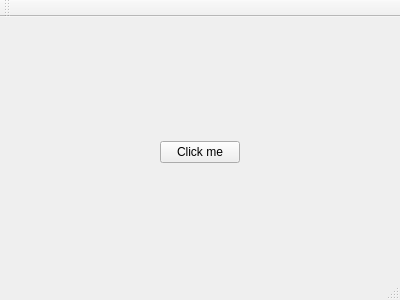
nishanthkarthik/netaccess-qt-gui, file netAccess/mainwindow.ui: the form before one commit.
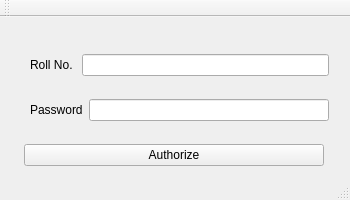
The form after the commit.

Diff of the .ui file:
```diff
--- a/netAccess/mainwindow.ui
+++ b/netAccess/mainwindow.ui
@@ -6,8 +6,8 @@
    <rect>
     <x>0</x>
     <y>0</y>
-    <width>400</width>
-    <height>300</height>
+    <width>350</width>
+    <height>200</height>
    </rect>
   </property>
   <property name="windowTitle">
@@ -17,19 +17,74 @@
    <widget class="QWidget" name="verticalLayoutWidget">
     <property name="geometry">
      <rect>
-      <x>30</x>
-      <y>10</y>
-      <width>341</width>
-      <height>251</height>
+      <x>9</x>
+      <y>9</y>
+      <width>331</width>
+      <height>171</height>
      </rect>
     </property>
-    <layout class="QVBoxLayout" name="verticalLayout">
-     <item alignment="Qt::AlignHCenter|Qt::AlignVCenter">
-      <widget class="QPushButton" name="clickMeButton">
-       <property name="text">
-        <string>Click me</string>
-       </property>
-      </widget>
+    <layout class="QVBoxLayout" name="verticalLayout_2">
+     <item>
+      <layout class="QHBoxLayout" name="horizontalLayout_7">
+       <item>
+        <widget class="QLabel" name="label_3">
+         <property name="text">
+          <string>Roll No. </string>
+         </property>
+         <property name="indent">
+          <number>10</number>
+         </property>
+        </widget>
+       </item>
+       <item>
+        <widget class="QLineEdit" name="rollLineEdit">
+         <property name="sizePolicy">
+          <sizepolicy hsizetype="Expanding" vsizetype="Fixed">
+           <horstretch>0</horstretch>
+           <verstretch>0</verstretch>
+          </sizepolicy>
+         </property>
+        </widget>
+       </item>
+      </layout>
+     </item>
+     <item>
+      <layout class="QHBoxLayout" name="horizontalLayout_6">
+       <item>
+        <widget class="QLabel" name="label_4">
+         <property name="text">
+          <string>Password</string>
+         </property>
+         <property name="indent">
+          <number>10</number>
+         </property>
+        </widget>
+       </item>
+       <item>
+        <widget class="QLineEdit" name="passLineEdit">
+         <property name="echoMode">
+          <enum>QLineEdit::Password</enum>
+         </property>
+        </widget>
+       </item>
+      </layout>
+     </item>
+     <item>
+      <layout class="QHBoxLayout" name="horizontalLayout_4">
+       <item>
+        <widget class="QPushButton" name="authButton">
+         <property name="maximumSize">
+          <size>
+           <width>300</width>
+           <height>16777215</height>
+          </size>
+         </property>
+         <property name="text">
+          <string>Authorize</string>
+         </property>
+        </widget>
+       </item>
+      </layout>
      </item>
     </layout>
    </widget>
```
